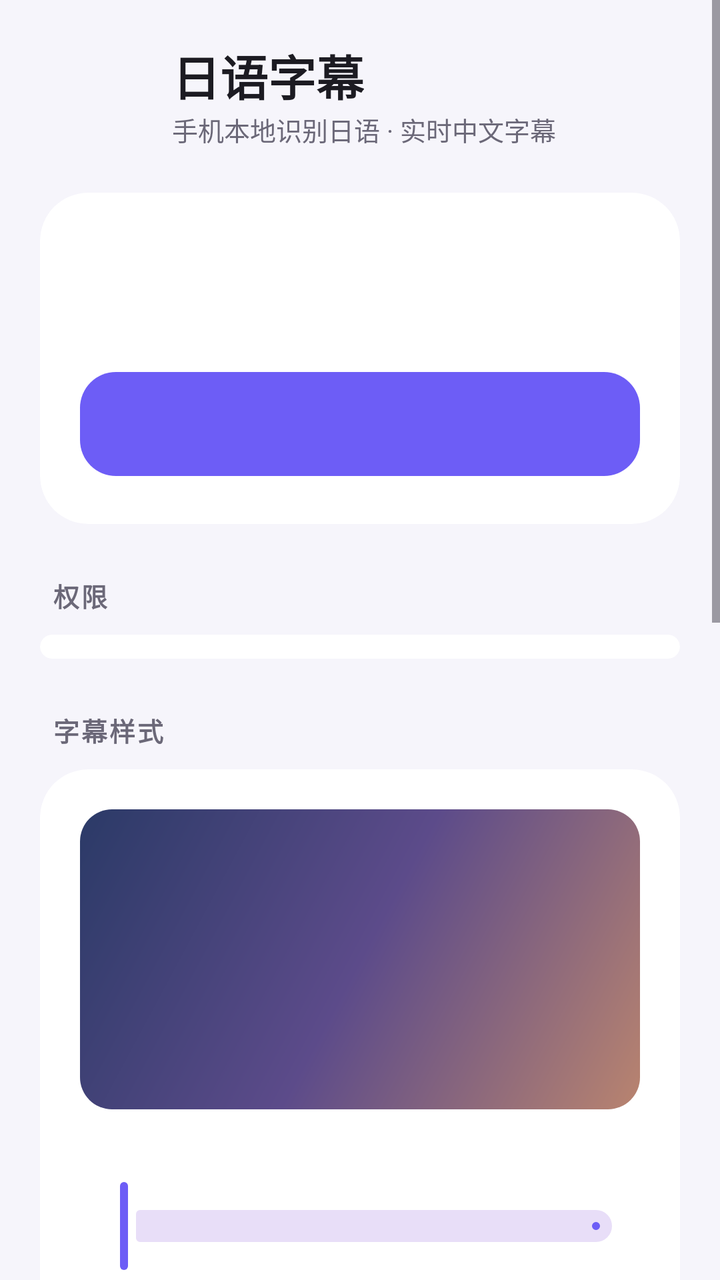
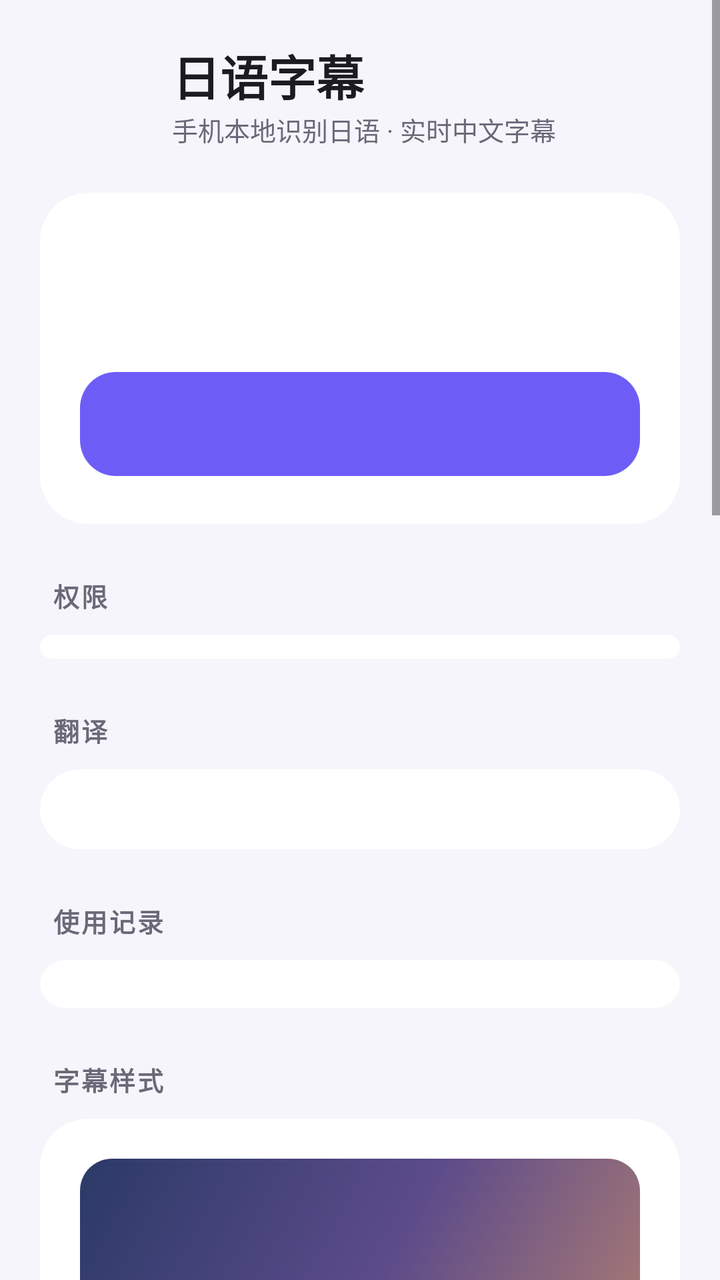

Before-and-after screenshots of an Android layout around one commit, followed by the original layout XML and the change that was made.
<!-- AndroidManifest.xml: application theme Theme.JpSub -->
<!-- res/layout/activity_main.xml -->
<?xml version="1.0" encoding="utf-8"?>
<ScrollView xmlns:android="http://schemas.android.com/apk/res/android"
    xmlns:app="http://schemas.android.com/apk/res-auto"
    android:id="@+id/scroll"
    android:layout_width="match_parent"
    android:layout_height="match_parent"
    android:background="@color/bg"
    android:clipToPadding="false">

    <LinearLayout
        android:layout_width="match_parent"
        android:layout_height="wrap_content"
        android:orientation="vertical"
        android:paddingHorizontal="20dp"
        android:paddingTop="20dp"
        android:paddingBottom="32dp">

        
        <LinearLayout
            android:layout_width="match_parent"
            android:layout_height="wrap_content"
            android:gravity="center_vertical"
            android:orientation="horizontal">

            <ImageView
                android:layout_width="52dp"
                android:layout_height="52dp"
                android:contentDescription="@null"
                android:src="@mipmap/ic_launcher" />

            <LinearLayout
                android:layout_width="0dp"
                android:layout_height="wrap_content"
                android:layout_marginStart="14dp"
                android:layout_weight="1"
                android:orientation="vertical">

                <TextView
                    android:layout_width="wrap_content"
                    android:layout_height="wrap_content"
                    android:text="@string/app_name"
                    android:textColor="@color/text"
                    android:textSize="24sp"
                    android:textStyle="bold" />

                <TextView
                    android:layout_width="wrap_content"
                    android:layout_height="wrap_content"
                    android:text="手机本地识别日语 · 实时中文字幕"
                    android:textColor="@color/text2"
                    android:textSize="13sp" />
            </LinearLayout>
        </LinearLayout>

        
        <com.google.android.material.card.MaterialCardView
            style="@style/Widget.Material3.CardView.Filled"
            android:layout_width="match_parent"
            android:layout_height="wrap_content"
            android:layout_marginTop="22dp"
            app:cardBackgroundColor="@color/card"
            app:cardCornerRadius="24dp">

            <LinearLayout
                android:layout_width="match_parent"
                android:layout_height="wrap_content"
                android:orientation="vertical"
                android:padding="20dp">

                <LinearLayout
                    android:layout_width="match_parent"
                    android:layout_height="wrap_content"
                    android:gravity="center_vertical">

                    <View
                        android:id="@+id/statusDot"
                        android:layout_width="10dp"
                        android:layout_height="10dp" />

                    <TextView
                        android:id="@+id/statusTitle"
                        android:layout_width="0dp"
                        android:layout_height="wrap_content"
                        android:layout_marginStart="10dp"
                        android:layout_weight="1"
                        android:textColor="@color/text"
                        android:textSize="17sp"
                        android:textStyle="bold" />
                </LinearLayout>

                <TextView
                    android:id="@+id/statusBody"
                    android:layout_width="match_parent"
                    android:layout_height="wrap_content"
                    android:layout_marginTop="6dp"
                    android:lineSpacingExtra="3dp"
                    android:textColor="@color/text2"
                    android:textSize="14sp" />

                <com.google.android.material.progressindicator.LinearProgressIndicator
                    android:id="@+id/progress"
                    android:layout_width="match_parent"
                    android:layout_height="wrap_content"
                    android:layout_marginTop="14dp"
                    android:max="1000"
                    android:visibility="gone"
                    app:indicatorColor="@color/brand"
                    app:trackCornerRadius="4dp"
                    app:trackThickness="8dp" />

                <com.google.android.material.button.MaterialButton
                    android:id="@+id/primary"
                    android:layout_width="match_parent"
                    android:layout_height="60dp"
                    android:layout_marginTop="18dp"
                    android:textSize="17sp"
                    app:cornerRadius="18dp"
                    app:iconGravity="textStart"
                    app:iconPadding="10dp" />

                <com.google.android.material.button.MaterialButton
                    android:id="@+id/secondary"
                    style="@style/Widget.Material3.Button.TextButton"
                    android:layout_width="match_parent"
                    android:layout_height="wrap_content"
                    android:layout_marginTop="4dp"
                    android:visibility="gone" />
            </LinearLayout>
        </com.google.android.material.card.MaterialCardView>

        
        <TextView
            style="@style/SectionTitle"
            android:text="权限" />

        <com.google.android.material.card.MaterialCardView
            style="@style/Widget.Material3.CardView.Filled"
            android:layout_width="match_parent"
            android:layout_height="wrap_content"
            app:cardBackgroundColor="@color/card"
            app:cardCornerRadius="24dp">

            <LinearLayout
                android:id="@+id/permList"
                android:layout_width="match_parent"
                android:layout_height="wrap_content"
                android:orientation="vertical"
                android:paddingVertical="6dp" />
        </com.google.android.material.card.MaterialCardView>

        
        <TextView
            style="@style/SectionTitle"
            android:text="字幕样式" />

        <com.google.android.material.card.MaterialCardView
            style="@style/Widget.Material3.CardView.Filled"
            android:layout_width="match_parent"
            android:layout_height="wrap_content"
            app:cardBackgroundColor="@color/card"
            app:cardCornerRadius="24dp">

            <LinearLayout
                android:layout_width="match_parent"
                android:layout_height="wrap_content"
                android:orientation="vertical"
                android:padding="20dp">

                
                <FrameLayout
                    android:id="@+id/previewStage"
                    android:layout_width="match_parent"
                    android:layout_height="150dp"
                    android:background="@drawable/preview_stage">

                    <FrameLayout
                        android:id="@+id/previewHolder"
                        android:layout_width="match_parent"
                        android:layout_height="wrap_content"
                        android:layout_gravity="bottom|center_horizontal"
                        android:layout_marginBottom="14dp" />
                </FrameLayout>

                <TextView
                    style="@style/SliderLabel"
                    android:id="@+id/labelSize" />
                <com.google.android.material.slider.Slider
                    android:id="@+id/sliderSize"
                    app:tickVisible="false"
                    android:layout_width="match_parent"
                    android:layout_height="wrap_content"
                    android:stepSize="1"
                    android:valueFrom="12"
                    android:valueTo="36" />

                <TextView
                    style="@style/SliderLabel"
                    android:id="@+id/labelAlpha" />
                <com.google.android.material.slider.Slider
                    android:id="@+id/sliderAlpha"
                    app:tickVisible="false"
                    android:layout_width="match_parent"
                    android:layout_height="wrap_content"
                    android:stepSize="5"
                    android:valueFrom="0"
                    android:valueTo="100" />

                <TextView
                    style="@style/SliderLabel"
                    android:id="@+id/labelWidth" />
                <com.google.android.material.slider.Slider
                    android:id="@+id/sliderWidth"
                    app:tickVisible="false"
                    android:layout_width="match_parent"
                    android:layout_height="wrap_content"
                    android:stepSize="5"
                    android:valueFrom="40"
                    android:valueTo="100" />

                <com.google.android.material.materialswitch.MaterialSwitch
                    android:id="@+id/switchJa"
                    android:layout_width="match_parent"
                    android:layout_height="wrap_content"
                    android:layout_marginTop="6dp"
                    android:text="同时显示日语原文"
                    android:textColor="@color/text"
                    android:textSize="15sp" />

                <com.google.android.material.materialswitch.MaterialSwitch
                    android:id="@+id/switchStats"
                    android:layout_width="match_parent"
                    android:layout_height="wrap_content"
                    android:text="显示识别/翻译耗时"
                    android:textColor="@color/text"
                    android:textSize="15sp" />

                <com.google.android.material.button.MaterialButton
                    android:id="@+id/resetStyle"
                    style="@style/Widget.Material3.Button.TextButton"
                    android:layout_width="wrap_content"
                    android:layout_height="wrap_content"
                    android:layout_gravity="end"
                    android:text="恢复默认" />
            </LinearLayout>
        </com.google.android.material.card.MaterialCardView>

        
        <TextView
            style="@style/SectionTitle"
            android:text="使用说明" />

        <TextView
            android:layout_width="match_parent"
            android:layout_height="wrap_content"
            android:background="@drawable/tips_bg"
            android:lineSpacingExtra="5dp"
            android:padding="18dp"
            android:text="1. 点「开始字幕」，在系统弹窗里选择要翻译的 App（或整个屏幕）。\n2. 字幕悬浮在屏幕上：拖动移动位置，拖右下角圆点调整宽度，点一下字幕展开工具栏（字号、透明度、锁定、停止）。\n3. 灰色字是识别中的草稿，说完一句后会变白定稿。\n4. 部分 App（例如开启了版权保护的视频）不允许捕获声音，这时不会出字幕。"
            android:textColor="@color/text2"
            android:textSize="13.5sp" />
    </LinearLayout>
</ScrollView>
<!-- resources referenced by this layout -->
<resources>
  <color name="bg">#FFF6F5FB</color>
  <color name="brand">#FF6D5DF6</color>
  <color name="card">#FFFFFFFF</color>
  <color name="text">#FF1C1B22</color>
  <color name="text2">#FF6B6878</color>
  <!-- drawable preview_stage (drawable) -->
  <?xml version="1.0" encoding="utf-8"?>
  <shape xmlns:android="http://schemas.android.com/apk/res/android">
      <corners android:radius="16dp" />
      <gradient android:angle="315" android:startColor="#FF2B3A67" android:centerColor="#FF5C4B8A" android:endColor="#FFB9846F" />
  </shape>
  <!-- drawable tips_bg (drawable) -->
  <?xml version="1.0" encoding="utf-8"?>
  <shape xmlns:android="http://schemas.android.com/apk/res/android">
      <corners android:radius="20dp" />
      <stroke android:width="1dp" android:color="#226D5DF6" />
      <solid android:color="#0F6D5DF6" />
  </shape>
  <!-- mipmap ic_launcher (mipmap-anydpi-v26) -->
  <?xml version="1.0" encoding="utf-8"?>
  <adaptive-icon xmlns:android="http://schemas.android.com/apk/res/android">
      <background android:drawable="@drawable/ic_launcher_background" />
      <foreground android:drawable="@drawable/ic_launcher_foreground" />
      <monochrome android:drawable="@drawable/ic_launcher_monochrome" />
  </adaptive-icon>
  <string name="app_name">日语字幕</string>
  <style name="SectionTitle">
          <item name="android:layout_width">wrap_content</item>
          <item name="android:layout_height">wrap_content</item>
          <item name="android:layout_marginTop">26dp</item>
          <item name="android:layout_marginBottom">10dp</item>
          <item name="android:layout_marginStart">6dp</item>
          <item name="android:textColor">@color/text2</item>
          <item name="android:textSize">13sp</item>
          <item name="android:textStyle">bold</item>
          <item name="android:letterSpacing">0.08</item>
      </style>
  <style name="SliderLabel">
          <item name="android:layout_width">match_parent</item>
          <item name="android:layout_height">wrap_content</item>
          <item name="android:layout_marginTop">14dp</item>
          <item name="android:textColor">@color/text</item>
          <item name="android:textSize">15sp</item>
      </style>
  <style name="Theme.JpSub" parent="Theme.Material3.DayNight.NoActionBar">
          <item name="colorPrimary">@color/brand</item>
          <item name="colorOnPrimary">#FFFFFFFF</item>
          <item name="colorSecondary">@color/brand_pink</item>
          <item name="android:colorBackground">@color/bg</item>
          <item name="colorSurface">@color/card</item>
          <item name="colorOnSurface">@color/text</item>
          <item name="android:statusBarColor">@color/bg</item>
          <item name="android:navigationBarColor">@color/bg</item>
          <item name="android:windowLightStatusBar">@bool/light_bars</item>
          <item name="android:windowLightNavigationBar">@bool/light_bars</item>
      </style>
  <!-- drawable ic_launcher_monochrome (drawable) -->
  <?xml version="1.0" encoding="utf-8"?>
  <vector xmlns:android="http://schemas.android.com/apk/res/android"
      android:width="108dp" android:height="108dp" android:viewportWidth="108" android:viewportHeight="108">
      <path android:fillColor="#FFFFFFFF" android:fillType="evenOdd"
          android:pathData="M36,30h36a10,10 0 0,1 10,10v22a10,10 0 0,1 -10,10h-18l-10,9v-9h-8a10,10 0 0,1 -10,-10v-22a10,10 0 0,1 10,-10zM38,44v8h3v-8zM44,40v16h3v-16zM50,43v10h3v-10zM60,43a2,2 0 0,0 0,4h12a2,2 0 0,0 0,-4zM60,50a2,2 0 0,0 0,4h8a2,2 0 0,0 0,-4zM40,61a2,2 0 0,0 0,4h32a2,2 0 0,0 0,-4z" />
  </vector>
  <color name="brand_pink">#FFEC4899</color>
  <!-- unchanged entries left out for length: 2 -->
</resources>

<!-- the commit's change to res/layout/activity_main.xml (unified diff, before → after) -->
@@ -151,6 +151,47 @@
         
         <TextView
             style="@style/SectionTitle"
+            android:text="翻译" />
+
+        <com.google.android.material.card.MaterialCardView
+            style="@style/Widget.Material3.CardView.Filled"
+            android:layout_width="match_parent"
+            android:layout_height="wrap_content"
+            app:cardBackgroundColor="@color/card"
+            app:cardCornerRadius="24dp">
+
+            <LinearLayout
+                android:id="@+id/translateList"
+                android:layout_width="match_parent"
+                android:layout_height="wrap_content"
+                android:orientation="vertical"
+                android:padding="20dp" />
+        </com.google.android.material.card.MaterialCardView>
+
+        
+        <TextView
+            style="@style/SectionTitle"
+            android:text="使用记录" />
+
+        <com.google.android.material.card.MaterialCardView
+            style="@style/Widget.Material3.CardView.Filled"
+            android:layout_width="match_parent"
+            android:layout_height="wrap_content"
+            app:cardBackgroundColor="@color/card"
+            app:cardCornerRadius="24dp">
+
+            <LinearLayout
+                android:id="@+id/logList"
+                android:layout_width="match_parent"
+                android:layout_height="wrap_content"
+                android:orientation="vertical"
+                android:paddingHorizontal="20dp"
+                android:paddingVertical="12dp" />
+        </com.google.android.material.card.MaterialCardView>
+
+        
+        <TextView
+            style="@style/SectionTitle"
             android:text="字幕样式" />
 
         <com.google.android.material.card.MaterialCardView
@@ -255,7 +296,7 @@
             android:background="@drawable/tips_bg"
             android:lineSpacingExtra="5dp"
             android:padding="18dp"
-            android:text="1. 点「开始字幕」，在系统弹窗里选择要翻译的 App（或整个屏幕）。\n2. 字幕悬浮在屏幕上：拖动移动位置，拖右下角圆点调整宽度，点一下字幕展开工具栏（字号、透明度、锁定、停止）。\n3. 灰色字是识别中的草稿，说完一句后会变白定稿。\n4. 部分 App（例如开启了版权保护的视频）不允许捕获声音，这时不会出字幕。"
+            android:text="1. 点「开始字幕」，在系统弹窗里选择要翻译的 App（或整个屏幕）。\n2. 字幕悬浮在屏幕上：拖动移动位置，拖右下角圆点调整宽度，点一下字幕展开工具栏（字号、透明度、显示模式、锁定、停止）。\n3. 「边出边改」：灰色字是识别中的草稿，说完一句后变白定稿；「只看定稿」：只显示说完的句子。\n4. 部分 App（例如开启了版权保护的视频）不允许捕获声音，这时不会出字幕。\n5. 每次使用的识别、翻译和 Jev 原始记录保存在「使用记录」里，可以分享出去分析（不含声音和 key）。"
             android:textColor="@color/text2"
             android:textSize="13.5sp" />
     </LinearLayout>
